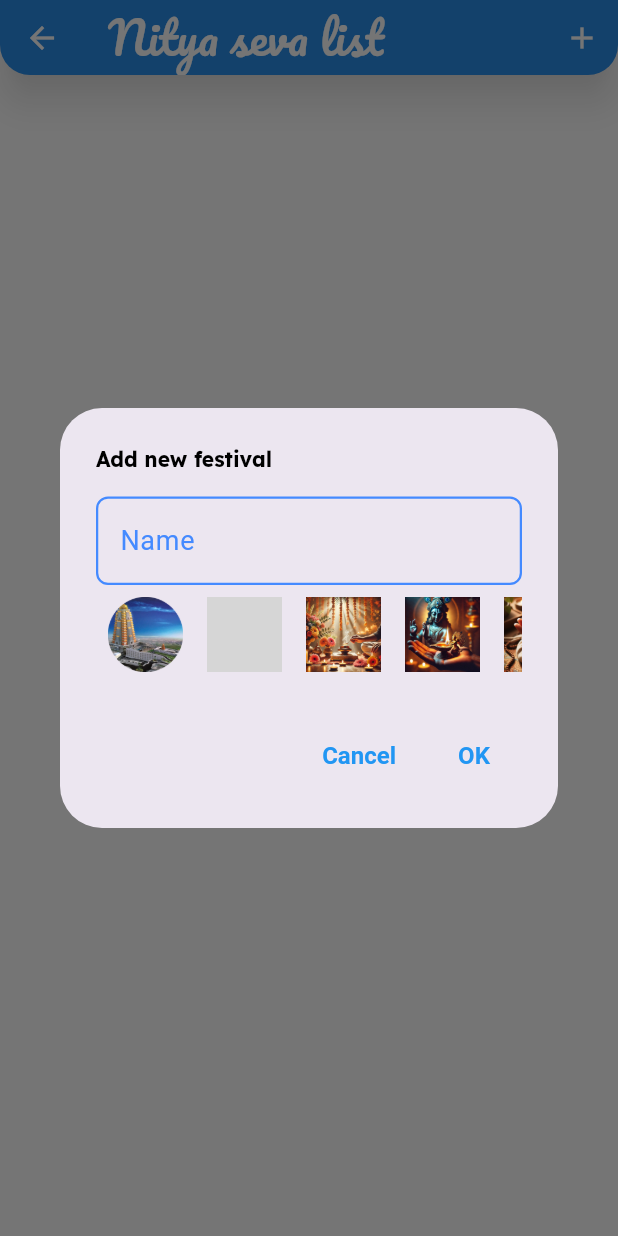
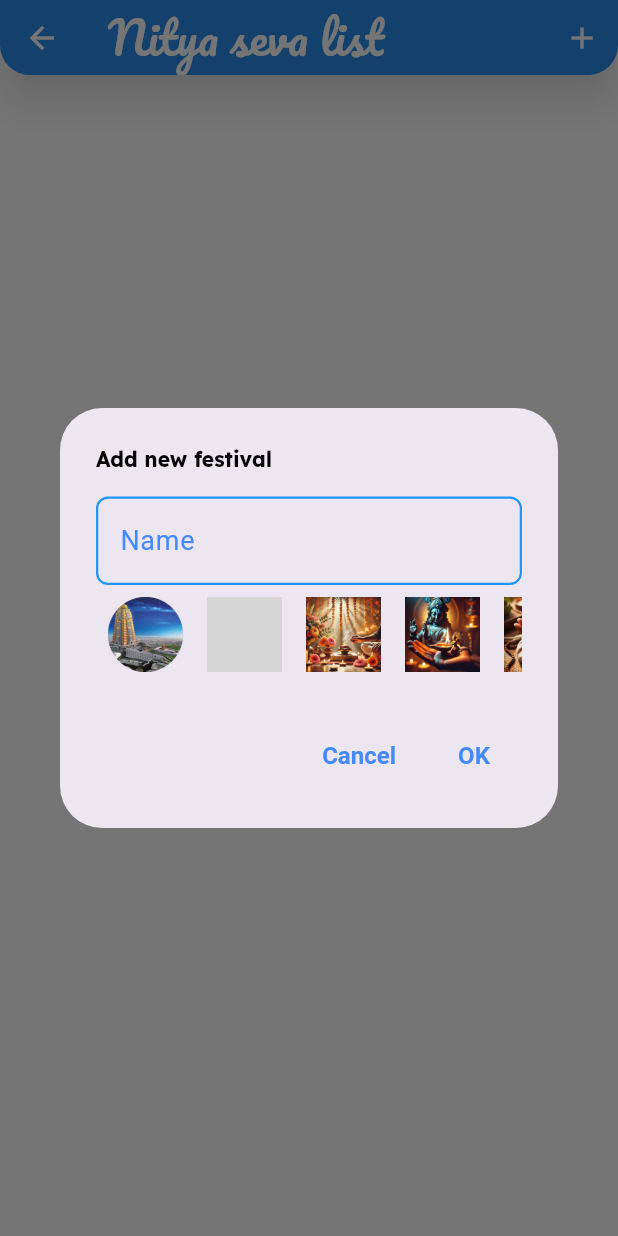
Before and after one commit to jayantadn/vkhillseva, a Flutter app: the FestivalSettingsPage screen opened directly, after a tap on the "add" icon, on a phone screen of 412 x 824 dp. Run offline on Flutter 3.47's test engine with Material 3 defaults, Android fonts, the phone set to English and light mode, and no system bars; our stand-ins replace firebase_core, firebase_database, fl_chart, fluttertoast, google_fonts, synchronized; accounts and stored records are empty; grey boxes are pictures that could not be loaded.

Commit message:
tas and laddu moved to nitya seva page

```diff
--- a/lib/common/const.dart
+++ b/lib/common/const.dart
@@ -12,7 +12,7 @@ class Const {
   }
 
   final String dbroot = "VKHILLSEVA_01";
-  final String version = "0.4.0";
+  final String version = "0.5.0";
 
   final int fbListenerDelay = 2; // seconds
 
--- a/lib/common/theme.dart
+++ b/lib/common/theme.dart
@@ -75,7 +75,7 @@ ThemeData themeDefault = ThemeData(
     style: OutlinedButton.styleFrom(
       side: BorderSide(color: accentColor, width: 2.0),
       textStyle: TextStyle(
-        color: primaryColor,
+        color: accentColor,
         fontWeight: FontWeight.bold,
         fontSize: 16.0,
       ),
@@ -87,7 +87,7 @@ ThemeData themeDefault = ThemeData(
 
   textButtonTheme: TextButtonThemeData(
     style: TextButton.styleFrom(
-      foregroundColor: primaryColor,
+      foregroundColor: accentColor,
       textStyle: TextStyle(
         fontWeight: FontWeight.bold,
         fontSize: 16.0,
@@ -98,11 +98,11 @@ ThemeData themeDefault = ThemeData(
   // Input Fields
   inputDecorationTheme: InputDecorationTheme(
     enabledBorder: OutlineInputBorder(
-      borderSide: BorderSide(color: accentColor, width: 1.5),
+      borderSide: BorderSide(color: primaryColor, width: 1.5),
       borderRadius: BorderRadius.circular(8.0),
     ),
     focusedBorder: OutlineInputBorder(
-      borderSide: BorderSide(color: primaryColor, width: 2.0),
+      borderSide: BorderSide(color: accentColor, width: 2.0),
       borderRadius: BorderRadius.circular(8.0),
     ),
     errorBorder: OutlineInputBorder(
@@ -165,28 +165,14 @@ ThemeData themeDefault = ThemeData(
   // Checkboxes, Radios, Switches
   checkboxTheme: CheckboxThemeData(
     fillColor: WidgetStateProperty.resolveWith((states) =>
-        states.contains(WidgetState.selected) ? primaryColor : Colors.grey),
+        states.contains(WidgetState.selected) ? accentColor : Colors.grey),
   ),
   radioTheme: RadioThemeData(
     fillColor: WidgetStateProperty.resolveWith((states) =>
-        states.contains(WidgetState.selected) ? primaryColor : Colors.grey),
+        states.contains(WidgetState.selected) ? accentColor : Colors.grey),
   ),
   switchTheme: SwitchThemeData(
-    thumbColor: WidgetStateProperty.all(primaryColor),
-    trackColor: WidgetStateProperty.all(primaryColor.withOpacity(0.5)),
-  ),
-
-  // Bottom Sheet Theme
-  bottomSheetTheme: BottomSheetThemeData(
-    backgroundColor: backgroundColor,
-    shape: RoundedRectangleBorder(
-      borderRadius: BorderRadius.vertical(
-        top: Radius.circular(20.0),
-      ),
-    ),
-    clipBehavior: Clip.antiAliasWithSaveLayer,
-    elevation: 10,
-    modalElevation: 10,
-    modalBackgroundColor: backgroundColor,
+    thumbColor: WidgetStateProperty.all(accentColor),
+    trackColor: WidgetStateProperty.all(accentColor.withOpacity(0.5)),
   ),
 );
--- a/lib/main.dart
+++ b/lib/main.dart
@@ -2,6 +2,7 @@ import 'package:flutter/material.dart';
 import 'package:firebase_core/firebase_core.dart';
 import 'package:vkhillseva/common/theme.dart';
 import 'package:vkhillseva/home/home.dart';
+import 'package:vkhillseva/nitya_seva/nitya_seva.dart';
 import 'package:vkhillseva/nitya_seva/session.dart';
 import 'package:vkhillseva/nitya_seva/ticket_page.dart';
 import 'firebase_options.dart';
@@ -19,19 +20,20 @@ class MyApp extends StatelessWidget {
   MyApp({super.key});
 
   final Widget home = const HomePage(title: "Hare Krishna");
-  final Widget test = TicketPage(
-      session: Session(
-          name: "Morning Nitya Seva",
-          defaultAmount: 400,
-          defaultPaymentMode: "UPI",
-          icon: "assets/images/Common/morning.png",
-          sevakarta: "Guest",
-          timestamp: DateTime.parse("2024-12-24T12:21:18.348")));
+  final Widget test = NityaSeva(title: "testing");
+  // final Widget test = TicketPage(
+  //     session: Session(
+  //         name: "Morning Nitya Seva",
+  //         defaultAmount: 400,
+  //         defaultPaymentMode: "UPI",
+  //         icon: "assets/images/Common/morning.png",
+  //         sevakarta: "Guest",
+  //         timestamp: DateTime.parse("2024-12-24T12:21:18.348")));
 
   // This widget is the root of your application.
   @override
   Widget build(BuildContext context) {
     return MaterialApp(
-        title: "ISKCON VK Hill Seva", theme: themeDefault, home: home);
+        title: "ISKCON VK Hill Seva", theme: themeDefault, home: test);
   }
 }
```
Also changed, not shown: lib/nitya_seva/nitya_seva.dart (+27 -3 lines), lib/nitya_seva/ticket_page.dart (+0 -16 lines), lib/templates/scaffold.dart (+3 -4 lines), 1 other file.
